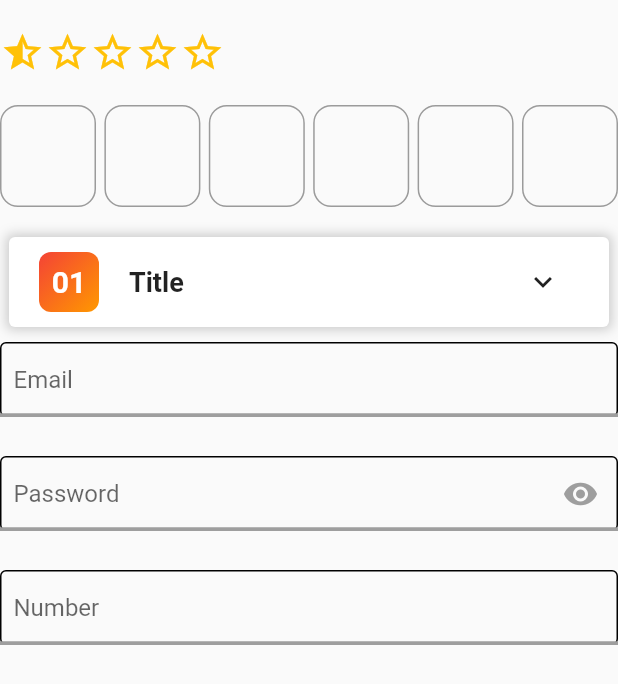
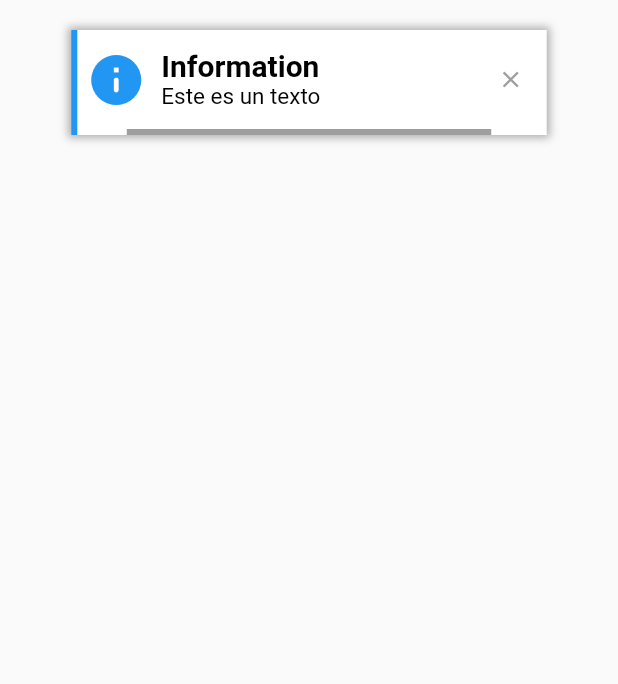
Before and after one commit to DavidRaveloU/widgets-example-flutter, a Flutter app: the first screen one second after launch, on a phone screen of 412 x 824 dp. Shown: the top 684 px of the screen. Run offline on Flutter 3.47's test engine with Material 2 defaults, Android fonts, the phone set to English and light mode, and no system bars.

Commit message:
Toast notification

```diff
--- a/lib/main.dart
+++ b/lib/main.dart
@@ -1,4 +1,5 @@
 import 'package:flutter/material.dart';
+import 'package:widgets_example/widgets/toast_notification.dart';
 
 import 'widgets/accordion_container.dart';
 import 'widgets/draggable_star_rating.dart';
@@ -33,7 +34,11 @@ class HomePage extends StatelessWidget {
         child: Column(
           children: [
             SizedBox(height: 20),
-            DraggableStarRating(),
+            ToastNotification(
+              message: 'Este es un texto',
+              notificationType: NotificationType.info,
+            )
+            /* DraggableStarRating(),
             SizedBox(height: 20),
             OTPVerfication(borderRadius: 12, numberContainer: 6),
             SizedBox(height: 20),
@@ -78,7 +83,7 @@ class HomePage extends StatelessWidget {
               fieldType: FieldType.number,
               maxLenght: 10,
               hintText: 'Number',
-            )
+            ) */
           ],
         ),
       )),
--- /dev/null
+++ b/lib/widgets/toast_notification.dart
@@ -0,0 +1,205 @@
+import 'package:flutter/material.dart';
+
+enum NotificationType {
+  error,
+  success,
+  warning,
+  info,
+}
+
+class ToastNotification extends StatefulWidget {
+  final NotificationType? notificationType;
+  final String message;
+  final int? seconds;
+
+  const ToastNotification({
+    Key? key,
+    this.notificationType,
+    required this.message,
+    this.seconds = 3,
+  }) : super(key: key);
+
+  @override
+  State<ToastNotification> createState() => _ToastNotificationState();
+}
+
+class _ToastNotificationState extends State<ToastNotification> {
+  var updateInterval = const Duration(milliseconds: 100);
+  bool _isVisible = true;
+  Color color = Colors.green;
+  late Icon icon = const Icon(
+    Icons.check_circle,
+    color: Colors.green,
+    size: 40,
+  );
+  String title = 'Success';
+  double _percentage = 1.0;
+
+  @override
+  void initState() {
+    super.initState();
+    _setupNotification();
+    _startProgressTimer();
+  }
+
+  void _setupNotification() {
+    switch (widget.notificationType) {
+      case NotificationType.error:
+        title = 'Error';
+        color = Colors.red;
+        icon = Icon(
+          Icons.error,
+          color: color,
+          size: 40,
+        );
+        break;
+      case NotificationType.info:
+        title = 'Information';
+        color = Colors.blue;
+        icon = Icon(
+          Icons.info_rounded,
+          color: color,
+          size: 40,
+        );
+        break;
+      case NotificationType.warning:
+        title = 'Warning';
+        color = Colors.amber;
+        icon = Icon(
+          Icons.warning_outlined,
+          color: color,
+          size: 40,
+        );
+        break;
+      default:
+        break;
+    }
+  }
+
+  void _startProgressTimer() {
+    double interval = widget.seconds!.toDouble();
+    Stream.periodic(updateInterval, (count) {
+      return count * updateInterval.inMilliseconds;
+    })
+        .take(interval * 1000 ~/ updateInterval.inMilliseconds)
+        .listen((elapsedTime) {
+      setState(() {
+        _percentage = 1 - (elapsedTime / (interval * 1000));
+      });
+    });
+
+    Future.delayed(Duration(seconds: widget.seconds!), () {
+      setState(() {
+        _isVisible = false;
+      });
+    });
+  }
+
+  @override
+  Widget build(BuildContext context) {
+    var sizeWidth = MediaQuery.of(context).size.width;
+    return Visibility(
+      visible: _isVisible,
+      child: _buildNotification(sizeWidth),
+    );
+  }
+
+  Widget _buildNotification(double sizeWidth) {
+    return Stack(
+      children: [
+        Center(
+          child: Stack(
+            children: [
+              Positioned(
+                top: 0,
+                left: 0,
+                right: 0,
+                child: Container(
+                  width: sizeWidth / 1.3,
+                  height: 70,
+                  decoration: BoxDecoration(
+                    color: Colors.white,
+                    border: Border(left: BorderSide(color: color, width: 4)),
+                    boxShadow: [
+                      BoxShadow(
+                        color: const Color.fromARGB(255, 104, 104, 104)
+                            .withOpacity(0.5),
+                        blurRadius: 4,
+                        spreadRadius: 2,
+                        offset: const Offset(0, 0),
+                      ),
+                    ],
+                  ),
+                ),
+              ),
+              ClipRect(
+                child: SizedBox(
+                  width: sizeWidth / 1.3,
+                  height: 70,
+                  child: Column(
+                    children: [
+                      const Spacer(),
+                      _buildNotificationContent(),
+                      const Spacer(),
+                      _buildProgressBar(sizeWidth),
+                    ],
+                  ),
+                ),
+              ),
+            ],
+          ),
+        )
+      ],
+    );
+  }
+
+  Widget _buildNotificationContent() {
+    return Row(
+      children: [
+        Padding(
+          padding: const EdgeInsets.only(left: 10, right: 10),
+          child: icon,
+        ),
+        Expanded(
+          child: RichText(
+            text: TextSpan(
+              text: title,
+              style: const TextStyle(
+                color: Colors.black,
+                fontSize: 20,
+                fontWeight: FontWeight.bold,
+              ),
+              children: [
+                TextSpan(
+                  text: '\n${widget.message}',
+                  style: const TextStyle(
+                    color: Colors.black,
+                    fontSize: 15,
+                    fontWeight: FontWeight.normal,
+                  ),
+                ),
+              ],
+            ),
+          ),
+        ),
+        IconButton(
+            onPressed: () {},
+            splashRadius: 1,
+            icon: Icon(
+              Icons.close,
+              color: Colors.grey[500],
+              size: 18,
+            ))
+      ],
+    );
+  }
+
+  Widget _buildProgressBar(double sizeWidth) {
+    return AnimatedContainer(
+      duration: updateInterval,
+      width: sizeWidth / 1.3 * (_percentage > 0 ? _percentage : 0),
+      height: 4,
+      color: Colors.grey[500],
+    );
+  }
+}
```
Also changed, not shown: pubspec.yaml (+2 -8 lines).
